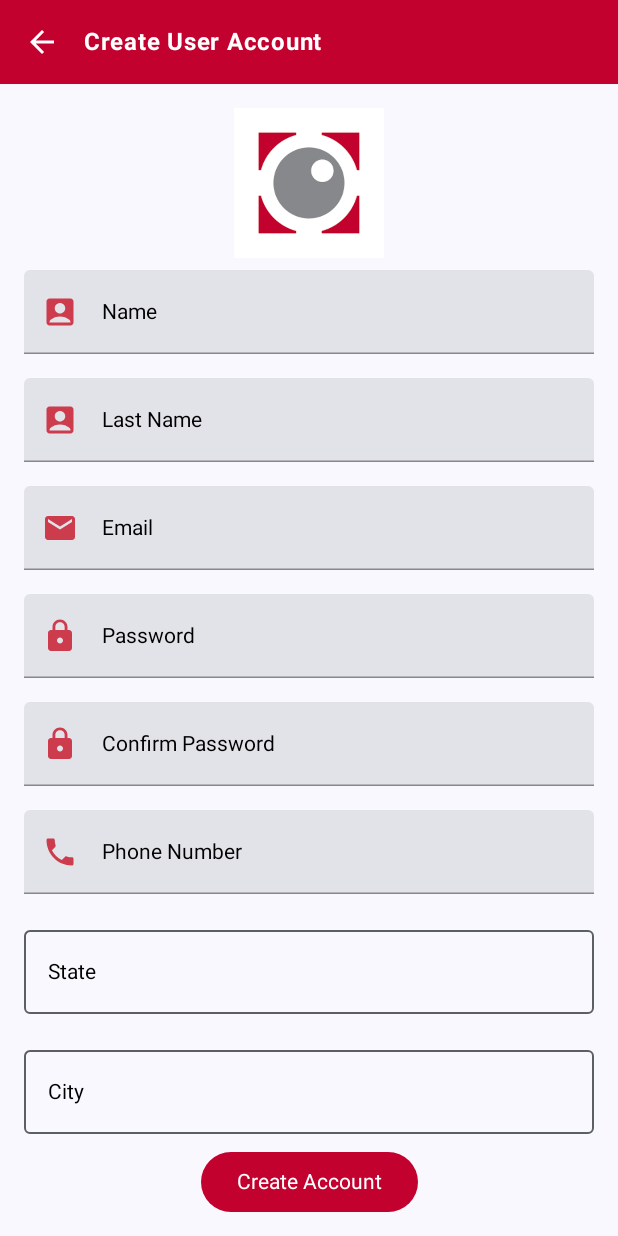
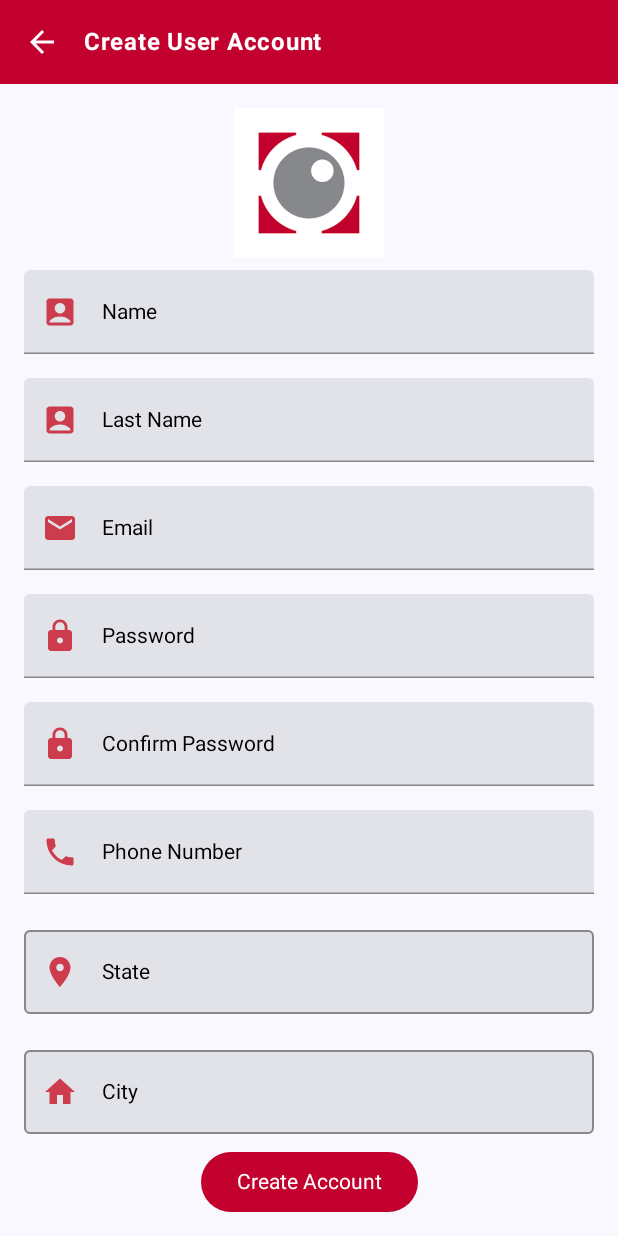
Before and after one commit to SantiagoMtz25/FRISA-EQUIPO4, an Android app built with Jetpack Compose: the create_account screen opened through its navigation route, on a phone screen of 412 x 824 dp. Run offline under Robolectric (Android 15) with nearby library versions, the phone set to English and light mode, and no system bars.

Commit message:
Create account tells you when the account was created successfylly

```diff
--- a/app/src/main/java/com/example/loginpagetest/screens/createaccount/CreateAccount.kt
+++ b/app/src/main/java/com/example/loginpagetest/screens/createaccount/CreateAccount.kt
@@ -26,10 +26,11 @@ import androidx.compose.material.DropdownMenuItem
 import androidx.compose.material.Text
 import androidx.compose.material.icons.Icons
 import androidx.compose.material.icons.filled.AccountBox
-import androidx.compose.material.icons.filled.Call
 import androidx.compose.material.icons.filled.Email
+import androidx.compose.material.icons.filled.Home
 import androidx.compose.material.icons.filled.Lock
 import androidx.compose.material.icons.filled.Phone
+import androidx.compose.material.icons.filled.Place
 import androidx.compose.material3.MaterialTheme.colorScheme
 import androidx.compose.ui.focus.onFocusChanged
 import androidx.compose.ui.graphics.Color
@@ -41,7 +42,11 @@ import androidx.compose.ui.text.input.PasswordVisualTransformation
 import androidx.compose.ui.text.input.VisualTransformation
 import androidx.lifecycle.viewmodel.compose.viewModel
 import com.example.loginpagetest.viewmodel.CreateAccountViewModel
+import kotlinx.coroutines.delay
+import kotlinx.coroutines.launch
+import androidx.compose.runtime.rememberCoroutineScope
 
+@OptIn(ExperimentalMaterial3Api::class)
 @Composable
 fun CreateAccount(navController: NavHostController) {
     val viewModel: CreateAccountViewModel = viewModel()
@@ -49,9 +54,12 @@ fun CreateAccount(navController: NavHostController) {
         modifier = Modifier.fillMaxSize(),
         color = colorScheme.background
     ) {
+        val coroutineScope = rememberCoroutineScope()
         val scrollState = rememberScrollState()
-        val myColor = colorResource(id = R.color.logoRed)
+        val customRed = colorResource(id = R.color.logoRed)
         val customLighterRed = colorResource(id = R.color.almostlogored)
+        val customGray = colorResource(id = R.color.logoGray)
+        val customPink = colorResource(id = R.color.lightred_pink)
         Column {
             CustomTopBar(title = "Create User Account", navController = navController, screen = "login")
             Column(
@@ -440,7 +448,7 @@ fun CreateAccount(navController: NavHostController) {
                     icon = {
                         Icon(
                             imageVector = Icons.Default.Lock,
-                            contentDescription = "Email Icon",
+                            contentDescription = "Lock Icon",
                             tint = customLighterRed
                         )
                     })
@@ -448,7 +456,7 @@ fun CreateAccount(navController: NavHostController) {
                     icon = {
                         Icon(
                             imageVector = Icons.Default.Lock,
-                            contentDescription = "Email Icon",
+                            contentDescription = "Lock Icon",
                             tint = customLighterRed
                         )
                     })
@@ -456,13 +464,11 @@ fun CreateAccount(navController: NavHostController) {
                     icon = {
                         Icon(
                             imageVector = Icons.Default.Phone,
-                            contentDescription = "Email Icon",
+                            contentDescription = "Phone Icon",
                             tint = customLighterRed
                         )
                     })
 
-                // CreateAccountTextField(value = state, onValueChange = { state = it }, label = "State"),
-                // For State
                 Box(
                     modifier = Modifier
                         .fillMaxWidth()
@@ -475,7 +481,20 @@ fun CreateAccount(navController: NavHostController) {
                         readOnly = true,
                         modifier = Modifier.fillMaxWidth().onFocusChanged { focusState ->
                             if (focusState.isFocused) viewModel.isStateDropdownExpanded = true
-                        }
+                        },
+                        colors = TextFieldDefaults.textFieldColors(
+                            cursorColor = customRed,
+                            focusedIndicatorColor = customPink,
+                            unfocusedIndicatorColor = customGray,
+                            focusedLabelColor = customLighterRed
+                        ),
+                        leadingIcon = {
+                            Icon(
+                                imageVector = Icons.Default.Place,
+                                contentDescription = "Place Icon",
+                                tint = customLighterRed
+                            )
+                        },
                     )
                     DropdownMenu(
                         expanded = viewModel.isStateDropdownExpanded,
@@ -505,7 +524,20 @@ fun CreateAccount(navController: NavHostController) {
                         readOnly = true,
                         modifier = Modifier.fillMaxWidth().onFocusChanged { focusState ->
                             if (focusState.isFocused) viewModel.isCityDropdownExpanded = true
-                        }
+                        },
+                        colors = TextFieldDefaults.textFieldColors(
+                            cursorColor = customRed,
+                            focusedIndicatorColor = customPink,
+                            unfocusedIndicatorColor = customGray,
+                            focusedLabelColor = customLighterRed
+                        ),
+                        leadingIcon = {
+                            Icon(
+                                imageVector = Icons.Default.Home,
+                                contentDescription = "Home Icon",
+                                tint = customLighterRed
+                            )
+                        },
                     )
                     DropdownMenu(
                         expanded = viewModel.isCityDropdownExpanded,
@@ -523,15 +555,17 @@ fun CreateAccount(navController: NavHostController) {
                         }
                     }
                 }
-                LaunchedEffect(viewModel.showSnackbar) {
+                LaunchedEffect(viewModel.showSnackbar, viewModel.showSuccessSnackbar) {
                     // If snackbar is shown, scroll all the way down
                     if (viewModel.showSnackbar) {
                         scrollState.animateScrollTo(scrollState.maxValue)
                     }
+                    if (viewModel.showSuccessSnackbar) {
+                        scrollState.animateScrollTo(scrollState.maxValue)
                     }
-                // CreateAccountTextField(value = city, onValueChange = { city = it }, label = "Municipality")
-                MaterialTheme (
-                    colorScheme = MaterialTheme.colorScheme.copy(primary = myColor, onPrimary = Color.White)
+                }
+                MaterialTheme(
+                    colorScheme = MaterialTheme.colorScheme.copy(primary = customRed, onPrimary = Color.White)
                 ) {
                     Button(onClick = {
                         if (viewModel.name.isNotEmpty() &&
@@ -543,7 +577,9 @@ fun CreateAccount(navController: NavHostController) {
                             viewModel.password.isNotEmpty() &&
                             viewModel.password == viewModel.confirmPassword
                             ) {
-                            // navigate to the login screen and reset the state variables
+                            viewModel.showSuccessSnackbar = true
+                            coroutineScope.launch {
+                                delay(5000) // Delay for 5 seconds
                                 navController.navigate("login")
                                 viewModel.name = ""
                                 viewModel.lastName = ""
@@ -553,6 +589,7 @@ fun CreateAccount(navController: NavHostController) {
                                 viewModel.phoneNumber = ""
                                 viewModel.selectedState = ""
                                 viewModel.selectedCity = ""
+                            }
                         } else {
                             viewModel.showSnackbar = true
                         }
@@ -560,7 +597,7 @@ fun CreateAccount(navController: NavHostController) {
                         Text("Create Account", color = Color.White)
                     }
 
-                    if (viewModel.showSnackbar) {
+                    if (viewModel.showSnackbar && !viewModel.showSuccessSnackbar) {
                         Snackbar(
                             modifier = Modifier.padding(16.dp).background(Color.Red),
                             action = {
@@ -574,6 +611,23 @@ fun CreateAccount(navController: NavHostController) {
                             }
                         ) {
                             Text("Fill all fields and ensure passwords match", color = Color.White)
+                        }
+                    }
+
+                    if (viewModel.showSuccessSnackbar) {
+                        Snackbar(
+                            modifier = Modifier.padding(16.dp).background(Color.Green),
+                            action = {
+                                TextButton(onClick = { viewModel.showSuccessSnackbar = false }) {
+                                    Text(
+                                        "Dismiss",
+                                        color = Color.White,
+                                        fontWeight = FontWeight.Bold
+                                    )
+                                }
+                            }
+                        ) {
+                            Text("Thank you! Account created successfully", color = Color.White)
                         }
                     }
                 }
--- a/app/src/main/java/com/example/loginpagetest/viewmodel/CreateAccountViewModel.kt
+++ b/app/src/main/java/com/example/loginpagetest/viewmodel/CreateAccountViewModel.kt
@@ -18,4 +18,5 @@ class CreateAccountViewModel(private val stateHandle: SavedStateHandle) : ViewMo
     var isStateDropdownExpanded by mutableStateOf(false)
     var isCityDropdownExpanded by mutableStateOf(false)
     var showSnackbar by mutableStateOf(false)
+    var showSuccessSnackbar by mutableStateOf(false)
 }
```
Lines whose indentation alone changed are shown as unchanged.
